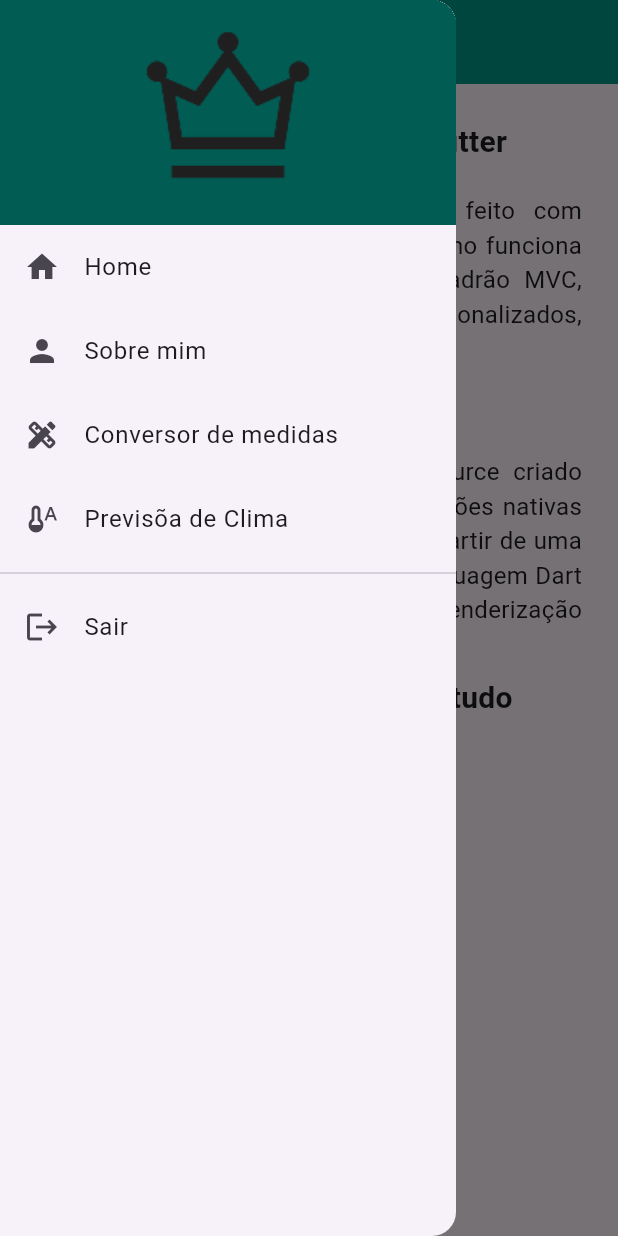
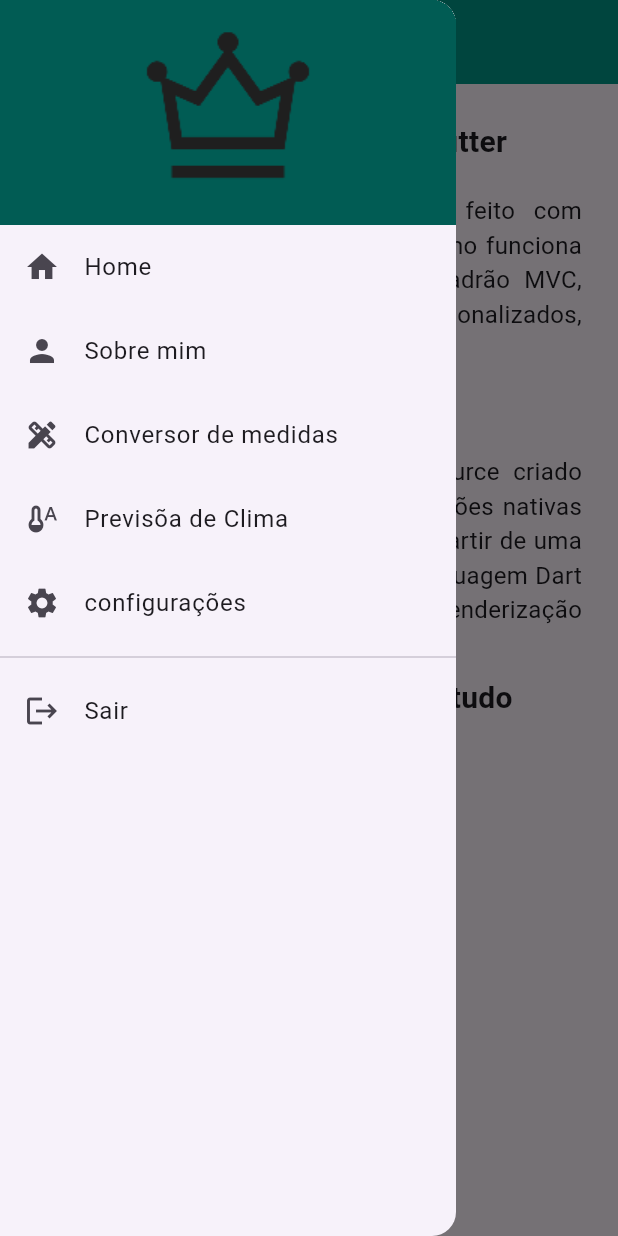
Before and after one commit to MrLucasjoel/utilidades, a Flutter app: the BaseLayout screen opened by its route, with the side drawer open, on a phone screen of 412 x 824 dp. Run offline on Flutter 3.47's test engine with Material 3 defaults, Android fonts, the phone set to English and light mode, and no system bars; our stand-ins replace font_awesome_flutter.

Commit message:
Configurações1

```diff
--- a/lib/src/app/app_menu.dart
+++ b/lib/src/app/app_menu.dart
@@ -2,6 +2,7 @@ import 'package:flutter/material.dart';
 import 'package:utilidades/src/models/menu_model.dart';
 import 'package:utilidades/src/views/Temperature_view.dart';
 import 'package:utilidades/src/views/about_view.dart';
+import 'package:utilidades/src/views/configuracao_view.dart';
 import 'package:utilidades/src/views/converter_view.dart';
 import 'package:utilidades/src/views/home_view.dart';
 
@@ -33,4 +34,11 @@ final List<MenuModel> appMenuItems = [
     route: "/previsõadeclima",
     page: TemperatureView(),
   ),
+
+  MenuModel(
+    title: "configurações",
+    icon: Icons.settings,
+    route: "/configuração",
+    page: ConfiguracaoView(),
+  ),
 ];
```
Also changed, not shown: lib/src/views/configuracao_view.dart (added, +13 -0 lines).
